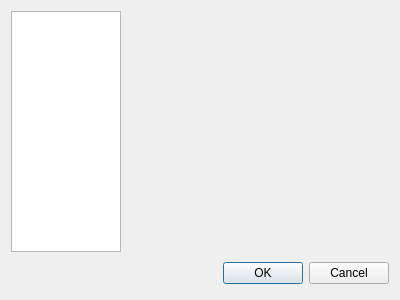
Above: source/walletoptionsdialog.ui from martin-kudlicka/crypto-miner before the change. Below: the same form after it.
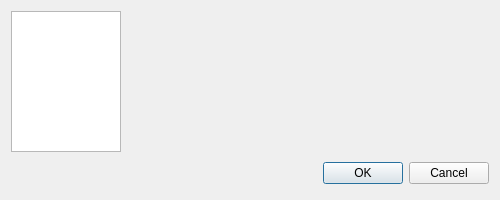
That is the form after the change.

Diff of the .ui file:
```diff
--- a/source/walletoptionsdialog.ui
+++ b/source/walletoptionsdialog.ui
@@ -6,8 +6,8 @@
    <rect>
     <x>0</x>
     <y>0</y>
-    <width>400</width>
-    <height>300</height>
+    <width>500</width>
+    <height>200</height>
    </rect>
   </property>
   <property name="windowTitle">
```
Left out of the diff: 2 changed lines with no effect on the pictures.
